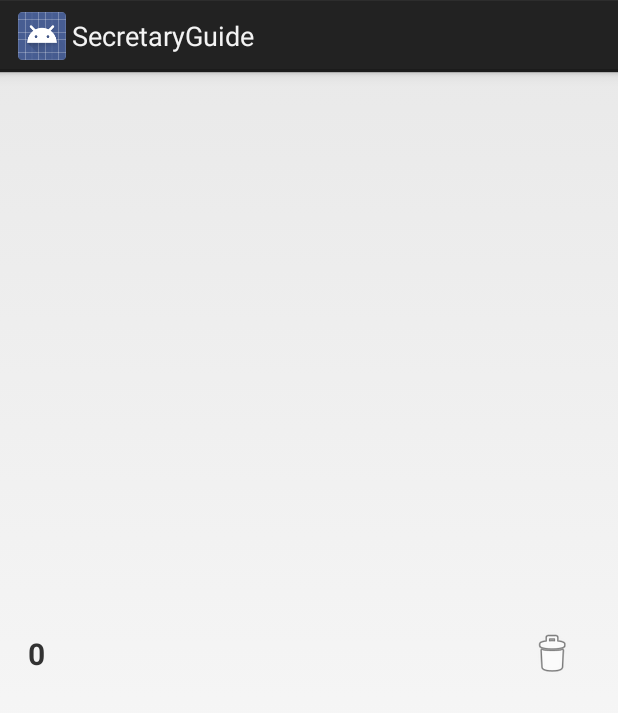
After one commit to werwe/SecretaryGuide, an Android app: the layout actionmode_delete.xml on its own in the app's theme, with its tools: preview values and no code run, on a phone screen of 412 x 824 dp. The commit adds this screen. Shown: the top 713 px of the screen. Run offline under Robolectric (Android 15) with nearby library versions, the light colour scheme and no system bars.

Commit message:
Add Album delete mode

```diff
--- /dev/null
+++ b/app/src/main/res/layout/actionmode_delete.xml
@@ -0,0 +1,39 @@
+<?xml version="1.0" encoding="utf-8"?>
+<RelativeLayout xmlns:android="http://schemas.android.com/apk/res/android"
+    android:layout_width="match_parent"
+    android:layout_height="match_parent">
+
+    <TextView
+        android:id="@+id/delete_count"
+        android:text="0"
+        android:textSize="20sp"
+        android:textStyle="bold"
+        android:gravity="center"
+        android:minWidth="24dp"
+        android:layout_marginLeft="12dp"
+        android:layout_marginRight="12sp"
+        android:layout_width="wrap_content"
+        android:layout_height="match_parent" />
+
+    <!--<TextView-->
+        <!--android:id="@+id/title"-->
+        <!--android:text="앨범"-->
+        <!--android:layout_centerInParent="true"-->
+        <!--android:textSize="24sp"-->
+        <!--android:textStyle="bold"-->
+        <!--android:gravity="center"-->
+        <!--android:minWidth="24dp"-->
+        <!--android:layout_marginLeft="12dp"-->
+        <!--android:layout_marginRight="12sp"-->
+        <!--android:layout_width="wrap_content"-->
+        <!--android:layout_height="match_parent" />-->
+
+    <ImageButton
+        style="@android:style/Widget.DeviceDefault.Button.Borderless"
+        android:id="@+id/action_delete"
+        android:layout_centerVertical="true"
+        android:layout_alignParentRight="true"
+        android:src="@android:drawable/ic_menu_delete"
+        android:layout_width="wrap_content"
+        android:layout_height="wrap_content" />
+</RelativeLayout>
--- a/app/src/main/res/values/styles.xml
+++ b/app/src/main/res/values/styles.xml
@@ -6,6 +6,7 @@
         <!--<item name="android:windowActionBar">true</item>-->
         <!--<item name="android:windowNoTitle">false</item>-->
         <!--<item name="android:actionBarStyle">@style/ActionBar</item>-->
+        <item name="android:actionModeCloseDrawable">@android:drawable/ic_menu_close_clear_cancel</item>
     </style>
 
     <!--<style name="ActionBar" parent="android:Theme.WithActionBar">-->
@@ -21,4 +22,5 @@
         <item name="android:orientation">vertical</item>
         <item name="android:scrollbars">vertical</item>
     </style>
+
 </resources>
```
Also changed, not shown: app/src/main/java/kr/co/starmark/secretaryguide/AlbumActivity.java (+119 -5 lines), app/src/main/java/kr/co/starmark/secretaryguide/LayoutAdapter.java (+14 -2 lines), app/src/main/java/kr/co/starmark/secretaryguide/widget/CheckableImageView.java (added, +53 -0 lines), app/src/main/res/layout/album_listitem.xml (+9 -0 lines), 1 other file.
